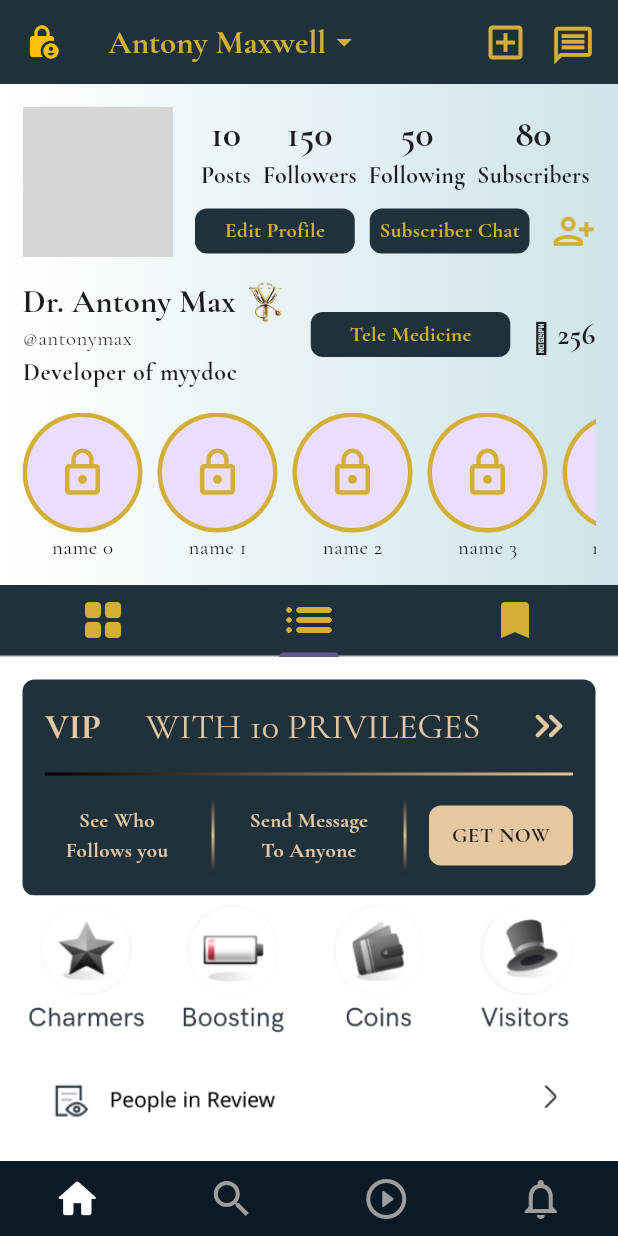
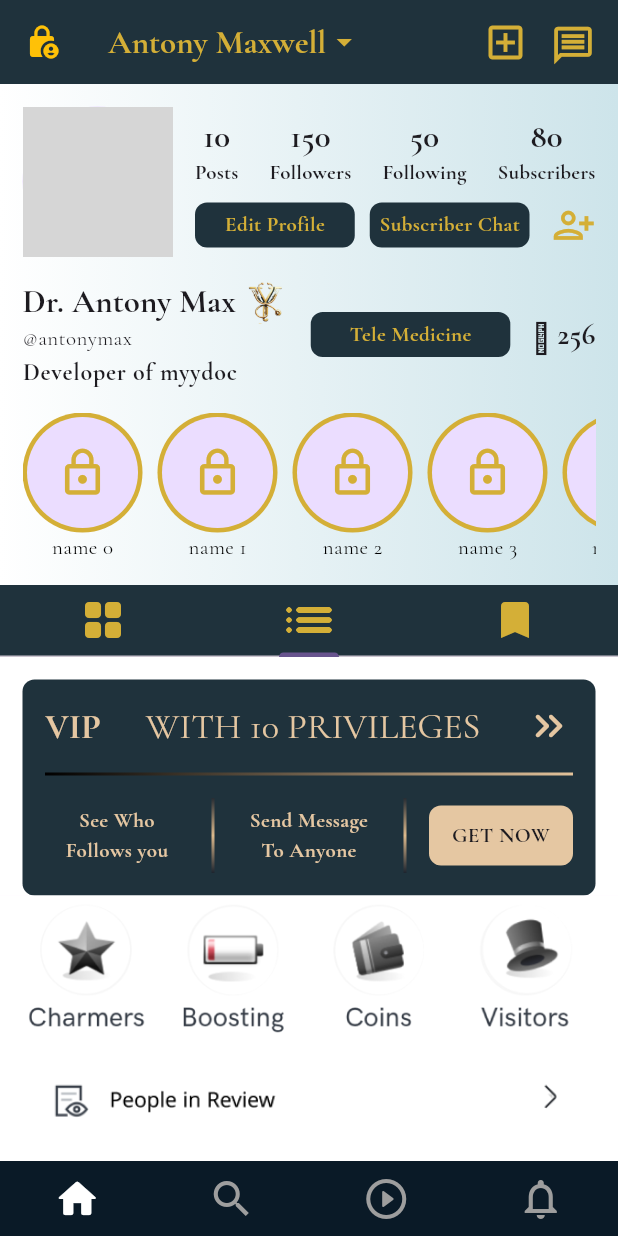
Before and after one commit to MyyDoc/Myy-Doctor, a Flutter app: the Homescreen screen opened directly, tab 2 chosen, on a phone screen of 412 x 824 dp. Run offline on Flutter 3.47's test engine with Material 3 defaults, Android fonts, the phone set to English and light mode, and no system bars; our stand-ins replace font_awesome_flutter, geocoding, geolocator, google_fonts, shared_preferences, video_player; accounts and stored records are empty; network calls fail; grey boxes are pictures that could not be loaded.

Commit message:
final change

```diff
--- a/lib/presentation/screens/home/homescreen.dart
+++ b/lib/presentation/screens/home/homescreen.dart
@@ -61,7 +61,8 @@ class _HomescreenState extends State<Homescreen> {
               id: '1',
               username: 'user1',
               profilePicture: 'https://picsum.photos/100/100?random=1',
-              videoUrl: 'https://commondatastorage.googleapis.com/gtv-videos-bucket/sample/BigBuckBunny.mp4',
+              videoUrl:
+                  'https://commondatastorage.googleapis.com/gtv-videos-bucket/sample/BigBuckBunny.mp4',
               description: 'Check out this amazing video! #viral #trending',
               musicTitle: 'Original Audio - user1',
               likes: 1250,
@@ -72,7 +73,8 @@ class _HomescreenState extends State<Homescreen> {
               id: '2',
               username: 'user2',
               profilePicture: 'https://picsum.photos/100/100?random=2',
-              videoUrl: 'https://commondatastorage.googleapis.com/gtv-videos-bucket/sample/ElephantsDream.mp4',
+              videoUrl:
+                  'https://commondatastorage.googleapis.com/gtv-videos-bucket/sample/ElephantsDream.mp4',
               description: 'Another cool reel for you to enjoy!',
               musicTitle: 'Trending Song - Artist',
               likes: 890,
@@ -83,8 +85,10 @@ class _HomescreenState extends State<Homescreen> {
               id: '3',
               username: 'user3',
               profilePicture: 'https://picsum.photos/100/100?random=3',
-              videoUrl: 'https://commondatastorage.googleapis.com/gtv-videos-bucket/sample/ForBiggerBlazes.mp4',
-              description: 'Amazing content here! Don\'t forget to like and follow 🔥',
+              videoUrl:
+                  'https://commondatastorage.googleapis.com/gtv-videos-bucket/sample/ForBiggerBlazes.mp4',
+              description:
+                  'Amazing content here! Don\'t forget to like and follow 🔥',
               musicTitle: 'Popular Sound - Viral Track',
               likes: 2340,
               comments: 156,
@@ -107,7 +111,9 @@ class _HomescreenState extends State<Homescreen> {
 
   @override
   Widget build(BuildContext context) {
-    return Scaffold(
+    return SafeArea(
+      top: false,
+      child: Scaffold(
         body: Column(
           children: [
             Expanded(
@@ -126,6 +132,7 @@ class _HomescreenState extends State<Homescreen> {
             ),
           ],
         ),
+      ),
     );
   }
 
--- a/lib/presentation/screens/profile/profile_screen.dart
+++ b/lib/presentation/screens/profile/profile_screen.dart
@@ -1,5 +1,6 @@
 import 'package:flutter/material.dart';
 import 'package:myydoctor/presentation/screens/chat/chat_list.dart';
+import 'package:myydoctor/presentation/screens/chat/chat_screen.dart';
 import 'package:myydoctor/presentation/widgets/common_widgets.dart';
 import 'package:myydoctor/presentation/widgets/home/feed_container_item.dart';
 import 'package:myydoctor/presentation/widgets/home/story_circle.dart';
@@ -183,7 +184,7 @@ class _ProfileScreenState extends State<ProfileScreen>
               child: Column(
                 children: [
                   Row(
-                    mainAxisAlignment: MainAxisAlignment.spaceAround,
+                    mainAxisAlignment: MainAxisAlignment.spaceBetween,
                     children: [
                       profileDetailsCounts(textTheme, "10", "Posts"),
                       profileDetailsCounts(textTheme, "150", "Followers"),
@@ -244,7 +245,18 @@ class _ProfileScreenState extends State<ProfileScreen>
               ],
             ),
             const SizedBox(width: 10),
-            Expanded(child: customContainerWidget("Tele Medicine")),
+            Expanded(
+              child: GestureDetector(
+                onTap:
+                    () => Navigator.push(
+                      context,
+                      MaterialPageRoute(
+                        builder: (context) => ChatScreen(isFromTeleMed: true),
+                      ),
+                    ),
+                child: customContainerWidget("Tele Medicine"),
+              ),
+            ),
             const SizedBox(width: 15),
             Text("🪙", style: TextStyle(fontSize: 22)),
             const SizedBox(width: 5),
@@ -282,14 +294,11 @@ class _ProfileScreenState extends State<ProfileScreen>
       children: [
         Text(
           count,
-          style: textTheme.titleLarge!.copyWith(
-            fontWeight: FontWeight.bold,
-            fontSize: 25,
-          ),
+          style: textTheme.titleLarge!.copyWith(fontWeight: FontWeight.bold),
         ),
         Text(
           label,
-          style: textTheme.titleMedium!.copyWith(fontWeight: FontWeight.bold),
+          style: textTheme.titleSmall!.copyWith(fontWeight: FontWeight.bold),
         ),
       ],
     );
```
Also changed, not shown: lib/main.dart (+5 -2 lines), lib/presentation/screens/chat/chat_screen.dart (+149 -30 lines), lib/presentation/screens/home/homescreen_body.dart (+11 -2 lines). Lines whose indentation alone changed are shown as unchanged.
